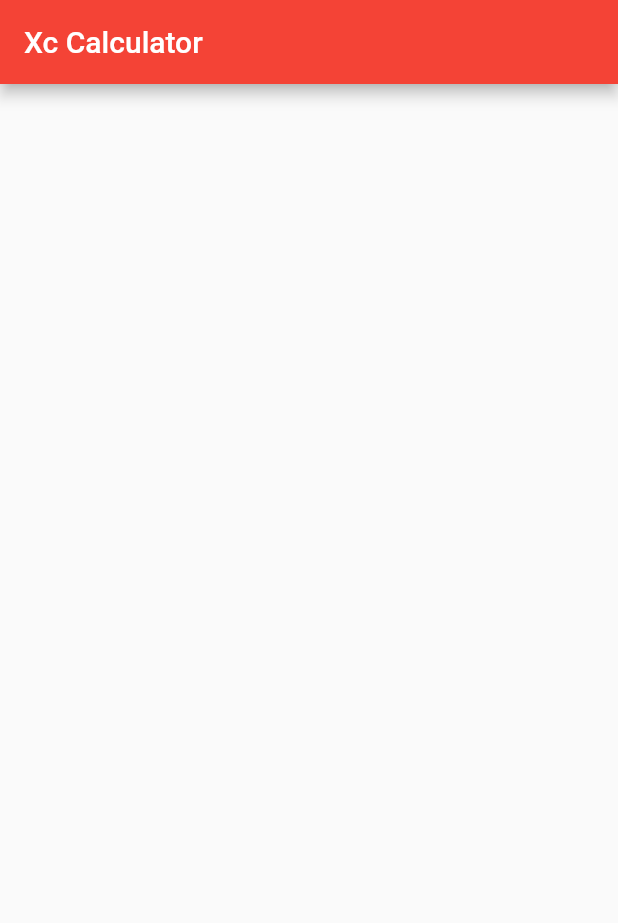
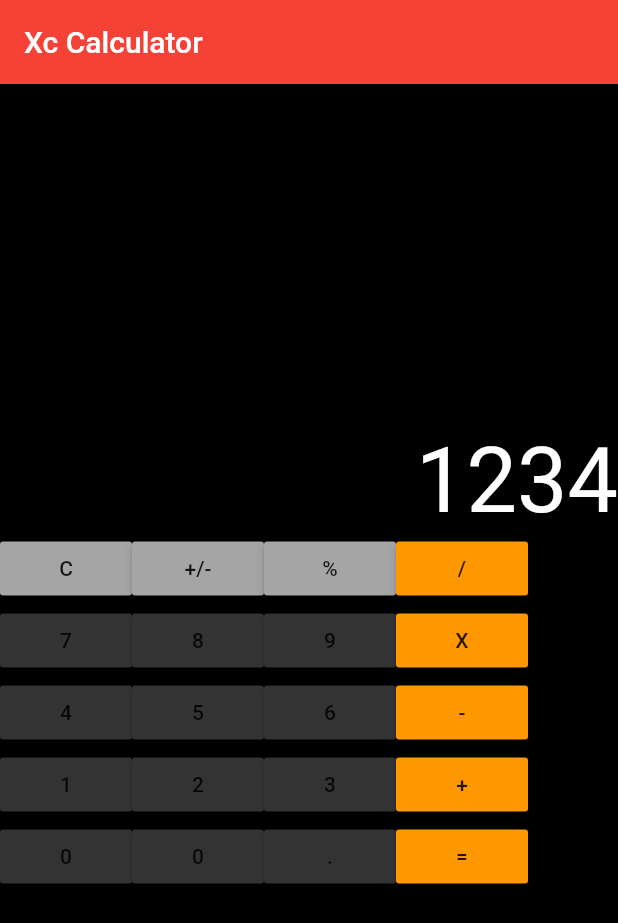
Before and after one commit to rockyxcoded/xc-calculator, a Flutter app: the screen it shows after launch, on a phone screen of 412 x 824 dp. Shown: the top 923 px of the screen. Run offline on Flutter 3.47's test engine with Material 2 defaults, Android fonts, the phone set to English and light mode, and no system bars.

Commit message:
added basic UI

```diff
--- a/lib/main.dart
+++ b/lib/main.dart
@@ -11,11 +11,87 @@ class MyApp extends StatelessWidget {
         theme: ThemeData(
           primarySwatch: Colors.red,
         ),
-        home: Scaffold(
-          appBar: AppBar(
-            title: Text('Xc Calculator'),
-          ),
-          body: Center(),
-        ));
+        home: XcCalculator());
   }
 }
+
+class XcCalculator extends StatefulWidget {
+  XcCalculator({Key key}) : super(key: key);
+
+  _XcCalculatorState createState() => _XcCalculatorState();
+}
+
+class _XcCalculatorState extends State<XcCalculator> {
+  @override
+  Widget build(BuildContext context) {
+    return Scaffold(
+      appBar: AppBar(
+        title: Text('Xc Calculator'),
+      ),
+      backgroundColor: Colors.black,
+      body: Column(
+        mainAxisAlignment: MainAxisAlignment.center,
+        children: <Widget>[
+          Row(
+            children: <Widget>[
+              Expanded(
+                child: Text(
+                  '1234',
+                  style: TextStyle(color: Colors.white, fontSize: 60.0),
+                  textAlign: TextAlign.right,
+                ),
+              )
+            ],
+          ),
+          Row(
+            children: <Widget>[
+              button('C', Color(0xffa5a5a5)),
+              button('+/-', Color(0xffa5a5a5)),
+              button('%', Color(0xffa5a5a5)),
+              button('/', Colors.orange),
+            ],
+          ),
+          Row(
+            children: <Widget>[
+              button('7', Color(0xff333333)),
+              button('8', Color(0xff333333)),
+              button('9', const Color(0xff333333)),
+              button('X', Colors.orange)
+            ],
+          ),
+          Row(
+            children: <Widget>[
+              button('4', Color(0xff333333)),
+              button('5', Color(0xff333333)),
+              button('6', Color(0xff333333)),
+              button('-', Colors.orange)
+            ],
+          ),
+          Row(
+            children: <Widget>[
+              button('1', Color(0xff333333)),
+              button('2', Color(0xff333333)),
+              button('3', Color(0xff333333)),
+              button('+', Colors.orange)
+            ],
+          ),
+          Row(
+            children: <Widget>[
+              button('0', Color(0xff333333)),
+              button('0', Color(0xff333333)),
+              button('.', Color(0xff333333)),
+              button('=', Colors.orange)
+            ],
+          ),
+        ],
+      ),
+    );
+  }
+}
+
+Widget button(btnVal, Color color) {
+  return RaisedButton(
+    child: Text(btnVal),
+    color: color,
+    onPressed: () {});
+}
```
